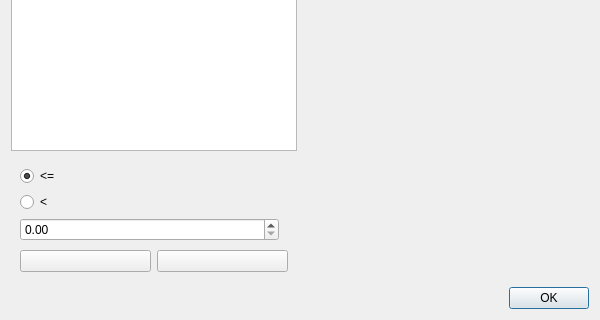
First picture: the form in src/pythonGui/karabogui/controllers/icons.ui, repository European-XFEL/Karabo, before the edit; both pictures show x 0 to 600 and y 198 to 518 of the 600 by 518 pixel window.
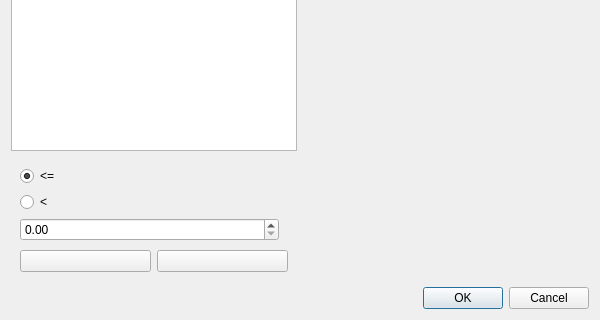
Second picture: the form after the edit. Icons and pictures are not drawn. Custom widgets are drawn as their Qt base class.

Commit message: Rebasing icon widget dialog

What changed in the file:
```diff
--- a/src/pythonGui/karabogui/controllers/icons.ui
+++ b/src/pythonGui/karabogui/controllers/icons.ui
@@ -273,7 +273,7 @@
    <item>
     <widget class="QDialogButtonBox" name="buttonBox">
      <property name="standardButtons">
-      <set>QDialogButtonBox::Ok</set>
+      <set>QDialogButtonBox::Cancel|QDialogButtonBox::Ok</set>
      </property>
     </widget>
    </item>
```
The commit also changes 2 other files.
